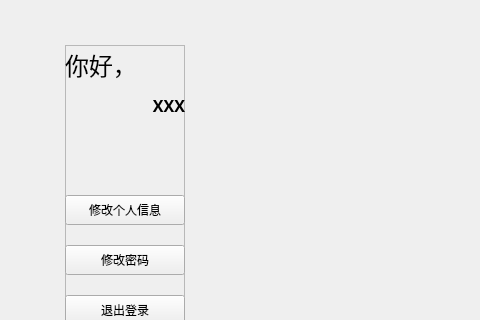
Qt form GUI/UserPartUI.ui (ljcleo/DBProj) before a commit; both pictures show x 0 to 480 and y 105 to 425 of the 960 by 640 pixel window.
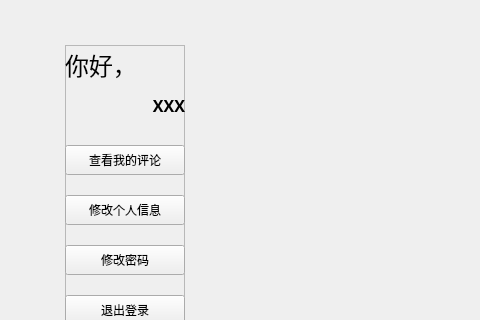
The same form after that commit.

The edit to the form file:
```diff
--- a/GUI/UserPartUI.ui
+++ b/GUI/UserPartUI.ui
@@ -150,6 +150,25 @@
      <bool>false</bool>
     </property>
    </widget>
+   <widget class="QPushButton" name="ModifyInformation_2">
+    <property name="geometry">
+     <rect>
+      <x>0</x>
+      <y>100</y>
+      <width>120</width>
+      <height>30</height>
+     </rect>
+    </property>
+    <property name="text">
+     <string>查看我的评论</string>
+    </property>
+    <property name="autoDefault">
+     <bool>false</bool>
+    </property>
+    <property name="default">
+     <bool>false</bool>
+    </property>
+   </widget>
   </widget>
  </widget>
  <resources/>
```
Left out of the diff: 17 changed lines with no effect on the pictures.
